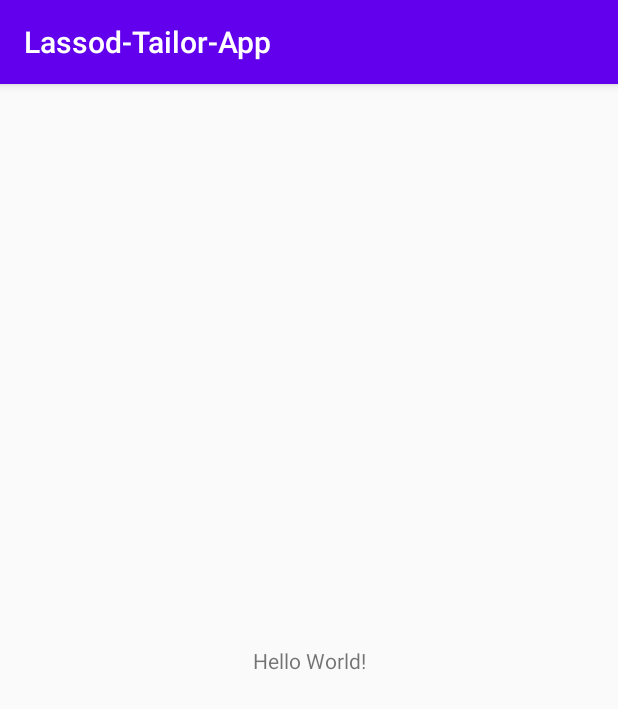
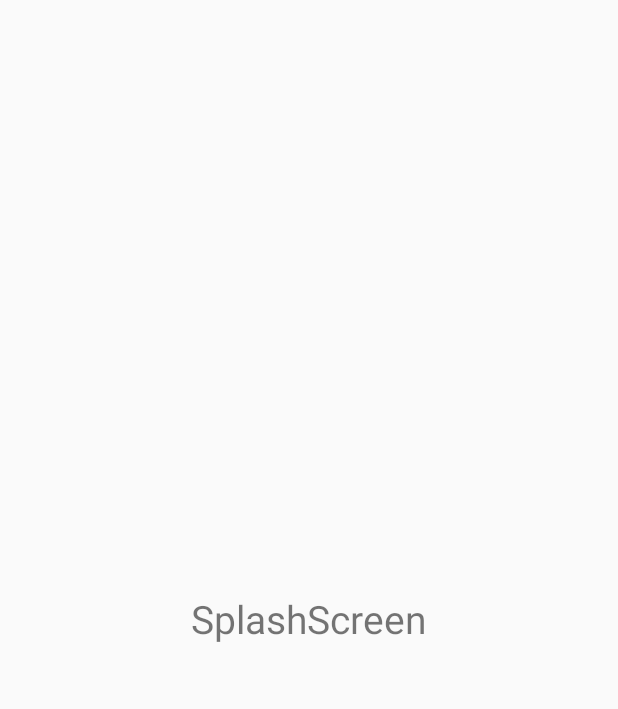
Before and after one commit to darothub/android_template_dec_2020, an Android app: the first screen one second after launch (MainActivity before the commit, SplashScreenActivity after it), on a phone screen of 412 x 824 dp. Shown: the top 709 px of the screen. Run offline under Robolectric (Android 15) with nearby library versions, the phone set to English and light mode, and no system bars; our stand-ins replace sdp/ssp sizes.

Commit message:
added splash screen activity

```diff
--- a/app/src/main/AndroidManifest.xml
+++ b/app/src/main/AndroidManifest.xml
@@ -1,21 +1,30 @@
 <?xml version="1.0" encoding="utf-8"?>
 <manifest xmlns:android="http://schemas.android.com/apk/res/android"
+    xmlns:tools="http://schemas.android.com/tools"
     package="com.peacedude.lassod_tailor_app">
 
     <application
-        android:allowBackup="true"
+        android:allowBackup="false"
+        android:fullBackupContent="false"
         android:icon="@mipmap/ic_launcher"
         android:label="@string/app_name"
         android:roundIcon="@mipmap/ic_launcher_round"
         android:supportsRtl="true"
-        android:theme="@style/AppTheme">
-        <activity android:name=".ui.MainActivity">
+        android:theme="@style/AppTheme.NoActionBar"
+        tools:replace="android:fullBackupContent"
+        >
+        <activity android:name=".ui.SplashScreenActivity">
             <intent-filter>
                 <action android:name="android.intent.action.MAIN" />
 
                 <category android:name="android.intent.category.LAUNCHER" />
             </intent-filter>
         </activity>
+        <activity
+            android:name=".ui.MainActivity"
+            android:theme="@style/AppThemeActivity"
+            tools:ignore="AllowBackup">
+        </activity>
     </application>
 
 </manifest>
--- /dev/null
+++ b/app/src/main/java/com/peacedude/lassod_tailor_app/ui/SplashScreenActivity.kt
@@ -0,0 +1,23 @@
+package com.peacedude.lassod_tailor_app.ui
+
+import android.content.Intent
+import androidx.appcompat.app.AppCompatActivity
+import android.os.Bundle
+import android.os.Handler
+import android.os.Looper
+import com.peacedude.lassod_tailor_app.R
+
+class SplashScreenActivity : AppCompatActivity() {
+    val handler by lazy {
+        Handler(Looper.getMainLooper())
+    }
+    override fun onCreate(savedInstanceState: Bundle?) {
+        super.onCreate(savedInstanceState)
+        setContentView(R.layout.activity_splash_screen)
+        handler.postDelayed ({
+            startActivity(Intent(this, MainActivity::class.java))
+            finish()
+        }, 2000)
+
+    }
+}
--- /dev/null
+++ b/app/src/main/res/layout/activity_splash_screen.xml
@@ -0,0 +1,20 @@
+<?xml version="1.0" encoding="utf-8"?>
+<androidx.constraintlayout.widget.ConstraintLayout xmlns:android="http://schemas.android.com/apk/res/android"
+    xmlns:app="http://schemas.android.com/apk/res-auto"
+    xmlns:tools="http://schemas.android.com/tools"
+    android:layout_width="match_parent"
+    android:layout_height="match_parent"
+    tools:context=".ui.SplashScreenActivity">
+
+    <TextView
+        android:layout_width="wrap_content"
+        android:layout_height="wrap_content"
+        android:text="SplashScreen"
+        android:textSize="@dimen/_20sdp"
+        app:layout_constraintTop_toTopOf="parent"
+        app:layout_constraintBottom_toBottomOf="parent"
+        app:layout_constraintStart_toStartOf="parent"
+        app:layout_constraintEnd_toEndOf="parent"
+        />
+
+</androidx.constraintlayout.widget.ConstraintLayout>
--- a/app/src/main/res/values/colors.xml
+++ b/app/src/main/res/values/colors.xml
@@ -1,6 +1,6 @@
 <?xml version="1.0" encoding="utf-8"?>
 <resources>
-    <color name="colorPrimary">#6200EE</color>
+    <color name="colorPrimary">#0066F5</color>
     <color name="colorPrimaryDark">#3700B3</color>
-    <color name="colorAccent">#03DAC5</color>
+    <color name="colorAccent">#FFFFFF</color>
 </resources>
--- a/app/src/main/res/values/styles.xml
+++ b/app/src/main/res/values/styles.xml
@@ -1,10 +1,44 @@
 <resources>
     <!-- Base application theme. -->
-    <style name="AppTheme" parent="Theme.AppCompat.Light.DarkActionBar">
+    <style name="AppTheme" parent="Theme.AppCompat.Light.NoActionBar">
         <!-- Customize your theme here. -->
         <item name="colorPrimary">@color/colorPrimary</item>
         <item name="colorPrimaryDark">@color/colorPrimaryDark</item>
         <item name="colorAccent">@color/colorAccent</item>
+        <item name="android:statusBarColor">@color/colorPrimary</item>
+    </style>
+
+    <style name="AppTheme.NoActionBar">
+        <item name="colorPrimary">@color/colorPrimary</item>
+        <item name="windowActionBar">false</item>
+        <item name="windowNoTitle">true</item>
+        <item name="android:statusBarColor">@color/colorPrimary</item>
+<!--        <item name="android:textViewStyle">@style/PoppinsTextViewStyle</item>-->
+<!--        <item name="android:buttonStyle">@style/PoppinsButtonStyle</item>-->
+        <item name="android:actionBarStyle">@style/MyActionBar</item>
+    </style>
+
+    <style name="MyActionBar" parent="@android:style/Widget.Holo.Light.ActionBar">
+        <item name="android:background">@color/colorAccent</item>
+    </style>
+
+    <style name="AppThemeActivity" parent="AppTheme.NoActionBar">
+        <item name="colorPrimary">@color/colorPrimary</item>
+        <item name="windowActionBar">false</item>
+        <item name="windowNoTitle">true</item>
+        <item name="android:statusBarColor">@color/colorPrimary</item>
+<!--        <item name="android:textViewStyle">@style/PoppinsTextViewStyle</item>-->
+<!--        <item name="android:buttonStyle">@style/PoppinsButtonStyle</item>-->
+        <item name="editTextStyle">@style/CustomEditTextStyle</item>
+<!--        <item name="android:dropDownListViewStyle">@style/SpinnerStyle</item>-->
+    </style>
+    <style name="CustomEditTextStyle" parent="Widget.AppCompat.EditText">
+        <item name="android:layout_width">match_parent</item>
+        <item name="android:layout_height">wrap_content</item>
+        <item name="singleLine">true</item>
+        <item name="android:textSize">@dimen/_11sdp</item>
+        <item name="android:textColorHint">@color/colorAccent</item>
+        <item name="android:gravity">start|center</item>
     </style>
 
 </resources>
```
Also changed, not shown: app/src/main/res/drawable-hdpi/obioma_logo_white.png (added), app/src/main/res/drawable-ldpi/obioma_logo_white.png (added), app/src/main/res/drawable-mdpi/obioma_logo_white.png (added), app/src/main/res/drawable-xhdpi/obioma_logo_white.png (added), app/src/main/res/drawable-xxhdpi/obioma_logo_white.png (added), app/src/main/res/drawable-xxxhdpi/obioma_logo_white.png (added).
